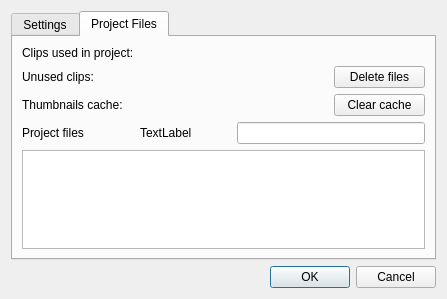
The window that src/widgets/projectsettings_ui.ui (KDE/kdenlive) describes before a commit, drawn with Qt 5.
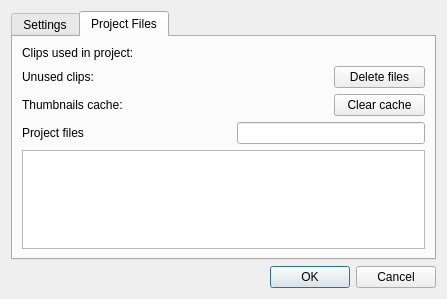
The same window after the commit. The open tabs and pages were chosen to show the change. Custom widgets are drawn as their Qt base class.

```diff
--- a/src/widgets/projectsettings_ui.ui
+++ b/src/widgets/projectsettings_ui.ui
@@ -304,7 +304,7 @@
        <item row="3" column="1">
         <widget class="QLabel" name="files_count">
          <property name="text">
-          <string>TextLabel</string>
+          <string/>
          </property>
         </widget>
        </item>
```
Left out of the diff: 6 changed lines with no effect on the pictures.
